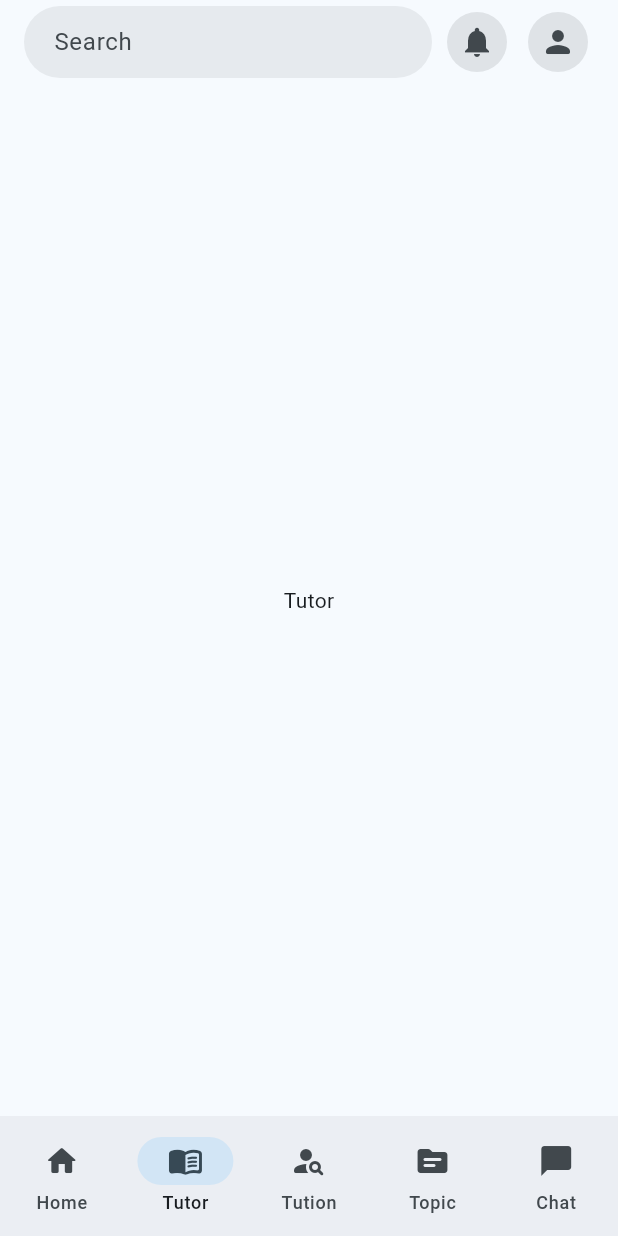
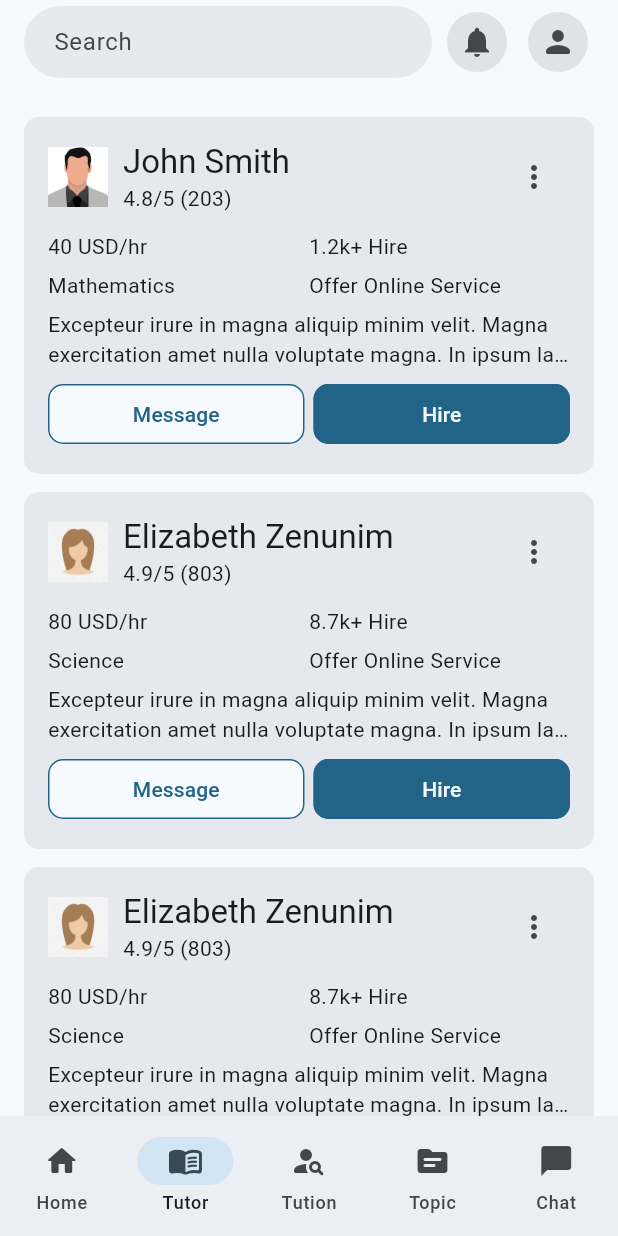
Before and after one commit to ShojolAhmed/tutor_app, a Flutter app: the screen it shows after launch, item 2 of the bottom bar chosen, on a phone screen of 412 x 824 dp. Run offline on Flutter 3.47's test engine with Material 3 defaults, Android fonts, the phone set to English and light mode, and no system bars.

Commit message:
feat: add all ui elements to tutor screen

```diff
--- a/lib/screens/tutor_screen.dart
+++ b/lib/screens/tutor_screen.dart
@@ -1,10 +1,51 @@
 import 'package:flutter/material.dart';
+import 'package:tutor_app/widgets/tutor/tutor_card.dart';
 
 class TutorScreen extends StatelessWidget {
   const TutorScreen({super.key});
 
   @override
   Widget build(BuildContext context) {
-    return const Center(child: Text('Tutor'));
+    return ListView(
+      padding: const EdgeInsets.all(16),
+      children: const [
+        TutorCard(
+          name: 'John Smith',
+          subject: 'Mathematics',
+          rating: 4.8,
+          review: 203,
+          income: 40,
+          hire: '1.2k+',
+          imageAddress: 'assets/images/person_1.png',
+        ),
+        TutorCard(
+          name: 'Elizabeth Zenunim',
+          subject: 'Science',
+          income: 80,
+          rating: 4.9,
+          review: 803,
+          hire: '8.7k+',
+          imageAddress: 'assets/images/person_2.jpeg',
+        ),
+        TutorCard(
+          name: 'Elizabeth Zenunim',
+          subject: 'Science',
+          income: 80,
+          rating: 4.9,
+          review: 803,
+          hire: '8.7k+',
+          imageAddress: 'assets/images/person_2.jpeg',
+        ),
+        TutorCard(
+          name: 'John Smith',
+          subject: 'Mathematics',
+          rating: 4.8,
+          review: 203,
+          income: 40,
+          hire: '1.2k+',
+          imageAddress: 'assets/images/person_1.png',
+        ),
+      ],
+    );
   }
 }
--- /dev/null
+++ b/lib/widgets/tutor/tutor_card.dart
@@ -0,0 +1,131 @@
+import 'package:flutter/material.dart';
+import 'package:tutor_app/widgets/custom_button.dart';
+
+class TutorCard extends StatelessWidget {
+  const TutorCard({
+    super.key,
+    required this.name,
+    required this.subject,
+    required this.rating,
+    required this.review,
+    required this.income,
+    required this.hire,
+    required this.imageAddress,
+  });
+
+  final String name, subject, hire, imageAddress;
+  final int review, income;
+  final double rating;
+
+  @override
+  Widget build(BuildContext context) {
+    final theme = Theme.of(context);
+    final size = MediaQuery.of(context).size;
+    return Padding(
+      padding: const EdgeInsets.symmetric(vertical: 6),
+      child: InkWell(
+        borderRadius: BorderRadius.circular(10),
+        onTap: () {},
+        child: Ink(
+          padding: const EdgeInsets.all(16),
+          decoration: BoxDecoration(
+            borderRadius: BorderRadius.circular(10),
+            color: theme.colorScheme.surfaceContainerHigh,
+          ),
+          child: Column(
+            children: [
+              // Photo, Name, Rating
+              Row(
+                children: [
+                  // Photo
+                  Image.asset(
+                    imageAddress,
+                    height: 40,
+                    width: 40,
+                    fit: BoxFit.cover,
+                  ),
+
+                  const SizedBox(width: 10),
+
+                  SizedBox(
+                    width: size.width < 600 ? 200 : 500,
+                    child: Column(
+                      crossAxisAlignment: CrossAxisAlignment.start,
+                      children: [
+                        // Name
+                        Text(
+                          maxLines: 1,
+                          overflow: TextOverflow.ellipsis,
+                          name,
+                          style: theme.textTheme.titleLarge,
+                        ),
+                        Text('${rating.toString()}/5 (${review.toString()})'),
+                      ],
+                    ),
+                  ),
+                  const Spacer(),
+                  IconButton(
+                    onPressed: () {},
+                    icon: const Icon(Icons.more_vert_rounded),
+                  ),
+                ],
+              ),
+
+              // Body
+              const SizedBox(height: 12),
+
+              Row(
+                children: [
+                  Expanded(
+                    child: Column(
+                      crossAxisAlignment: CrossAxisAlignment.start,
+                      children: [
+                        Text('${income.toString()} USD/hr'),
+                        const SizedBox(height: 6),
+                        Text(subject),
+                      ],
+                    ),
+                  ),
+                  Expanded(
+                    child: Column(
+                      crossAxisAlignment: CrossAxisAlignment.start,
+                      children: [
+                        Text('$hire Hire'),
+                        const SizedBox(height: 6),
+                        const Text('Offer Online Service'),
+                      ],
+                    ),
+                  ),
+                ],
+              ),
+
+              const SizedBox(height: 6),
+
+              const Text(
+                maxLines: 2,
+                overflow: TextOverflow.ellipsis,
+                'Excepteur irure in magna aliquip minim velit. Magna exercitation amet nulla voluptate magna. In ipsum laboris occaecat.',
+              ),
+
+              // Buttons
+              const SizedBox(height: 6),
+
+              const Row(
+                children: [
+                  Expanded(
+                    child: CustomButton(
+                      label: 'Message',
+                      isDark: false,
+                    ),
+                  ),
+                  SizedBox(width: 6),
+                  Expanded(child: CustomButton(label: 'Hire')),
+                ],
+              ),
+            ],
+          ),
+        ),
+      ),
+    );
+  }
+}
```
